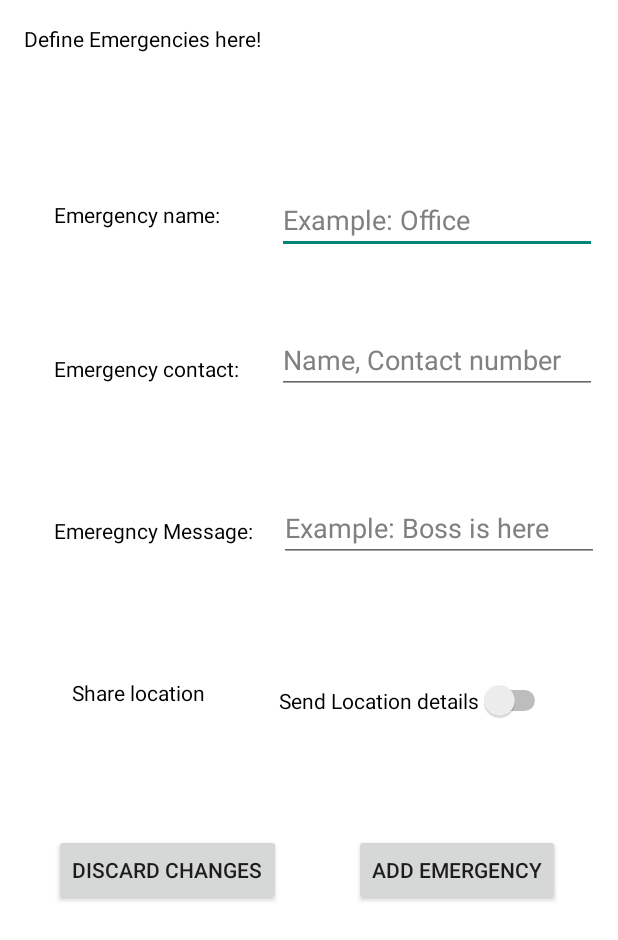
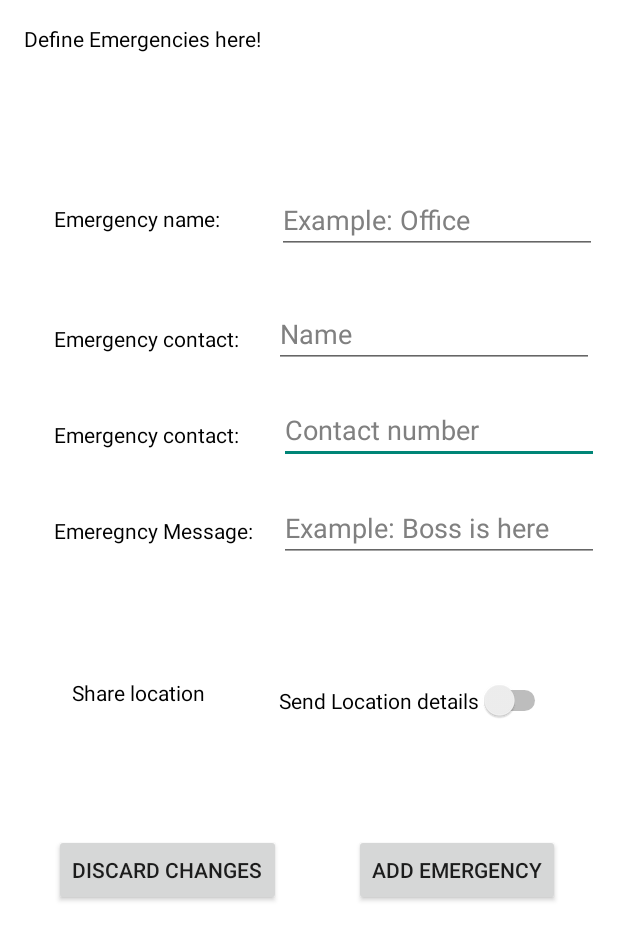
Before and after one commit to Ahaan25/RescU, an Android app: the DefineEmergency screen opened directly, with no data from a screen before it, on a phone screen of 412 x 824 dp. Shown: the top 940 px of the screen. Run offline under Robolectric (Android 15) with nearby library versions, the phone set to English and light mode, and no system bars.

Commit message:
Basic GUI

```diff
--- a/app/src/main/java/com/example/projectrescu/DefineEmergency.java
+++ b/app/src/main/java/com/example/projectrescu/DefineEmergency.java
@@ -15,7 +15,8 @@ import android.widget.TextView;
 public class DefineEmergency extends AppCompatActivity {
     Button button2;
     EditText inp;
-    EditText nameno;
+    EditText name;
+    EditText number;
     EditText message;
     String st;
     Switch s;
@@ -27,8 +28,9 @@ public class DefineEmergency extends AppCompatActivity {
         setContentView(R.layout.activity_define_emergency);
         button2=(Button) findViewById(R.id.button2);
         inp=(EditText) findViewById(R.id.emergencyname);
-        nameno=(EditText) findViewById(R.id.emergencycontact);
+        name=(EditText) findViewById(R.id.emergencycontactname);
         message=(EditText) findViewById(R.id.emergencymessage);
+        number=(EditText) findViewById(R.id.emergencycontactnumber);
 
         button2.setOnClickListener(new View.OnClickListener() {
             @Override
@@ -81,7 +83,8 @@ public class DefineEmergency extends AppCompatActivity {
                 public void onClick(View view) {
                     s.setChecked(false);
                     inp.setText(null);
-                    nameno.setText(null);
+                    name.setText(null);
+                    number.setText(null);
                     message.setText(null);
                 }
             });
--- a/app/src/main/res/layout/activity_define_emergency.xml
+++ b/app/src/main/res/layout/activity_define_emergency.xml
@@ -6,6 +6,34 @@
     android:background="@color/white"
     android:layout_height="match_parent"
     tools:context=".DefineEmergency">
+
+    <EditText
+        android:id="@+id/emergencycontactnumber"
+        android:layout_width="wrap_content"
+        android:layout_height="wrap_content"
+        android:layout_marginStart="186dp"
+        android:layout_marginTop="264dp"
+        android:layout_marginEnd="16dp"
+        android:ems="10"
+        android:hint="Contact number"
+        android:inputType="textPersonName"
+        android:textColor="@color/black"
+        android:textColorHint="#808080"
+        app:layout_constraintEnd_toEndOf="parent"
+        app:layout_constraintHorizontal_bias="0.0"
+        app:layout_constraintStart_toStartOf="parent"
+        app:layout_constraintTop_toTopOf="parent" />
+
+    <TextView
+        android:id="@+id/textView11"
+        android:layout_width="wrap_content"
+        android:layout_height="wrap_content"
+        android:layout_marginStart="36dp"
+        android:layout_marginTop="280dp"
+        android:text="Emergency contact: "
+        android:textColor="@color/black"
+        app:layout_constraintStart_toStartOf="parent"
+        app:layout_constraintTop_toTopOf="parent" />
 
     <TextView
         android:id="@+id/textView3"
@@ -34,7 +62,7 @@
         android:layout_width="wrap_content"
         android:layout_height="wrap_content"
         android:layout_marginStart="36dp"
-        android:layout_marginTop="236dp"
+        android:layout_marginTop="216dp"
         android:text="Emergency contact: "
         android:textColor="@color/black"
         app:layout_constraintStart_toStartOf="parent"
@@ -45,7 +73,7 @@
         android:layout_width="wrap_content"
         android:layout_height="wrap_content"
         android:layout_marginStart="36dp"
-        android:layout_marginTop="133dp"
+        android:layout_marginTop="136dp"
         android:text="Emergency name: "
         android:textColor="@color/black"
         app:layout_constraintStart_toStartOf="parent"
@@ -68,18 +96,19 @@
         app:layout_constraintTop_toTopOf="parent" />
 
     <EditText
-        android:id="@+id/emergencycontact"
+        android:id="@+id/emergencycontactname"
         android:layout_width="wrap_content"
         android:layout_height="wrap_content"
         android:layout_marginStart="186dp"
-        android:layout_marginTop="217dp"
+        android:layout_marginTop="200dp"
         android:layout_marginEnd="16dp"
         android:ems="10"
-        android:hint="Name, Contact number"
+        android:hint="Name"
+        android:inputType="textPersonName"
         android:textColor="@color/black"
         android:textColorHint="#808080"
-        android:inputType="textPersonName"
         app:layout_constraintEnd_toEndOf="parent"
+        app:layout_constraintHorizontal_bias="1.0"
         app:layout_constraintStart_toStartOf="parent"
         app:layout_constraintTop_toTopOf="parent" />
 
```
